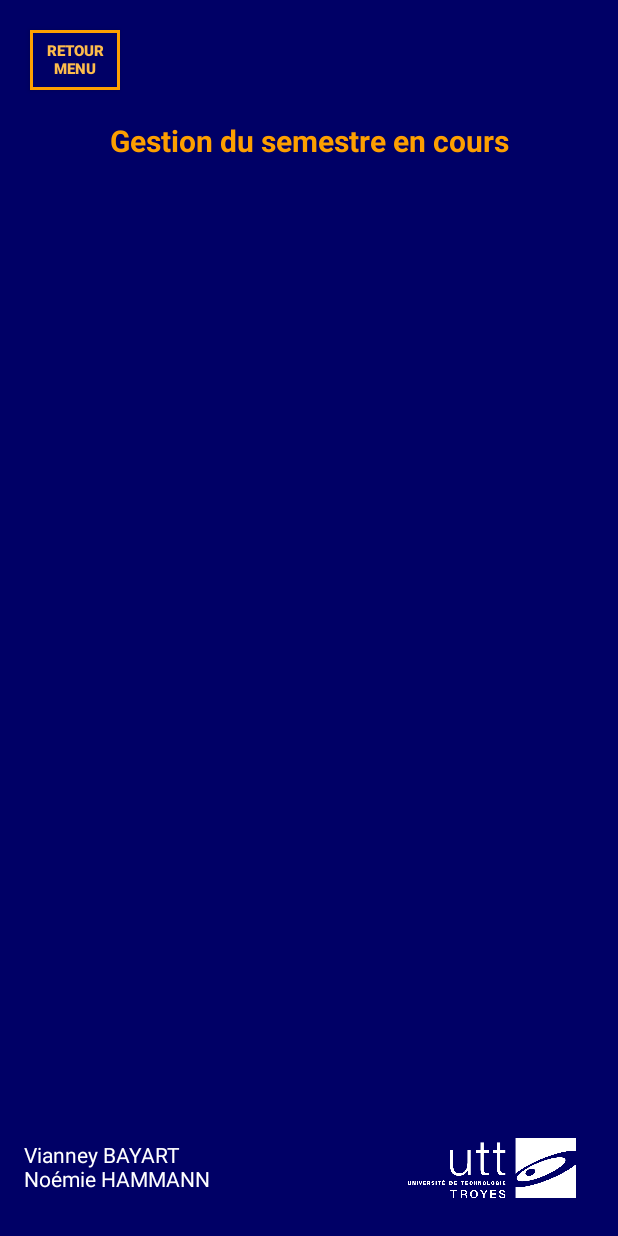
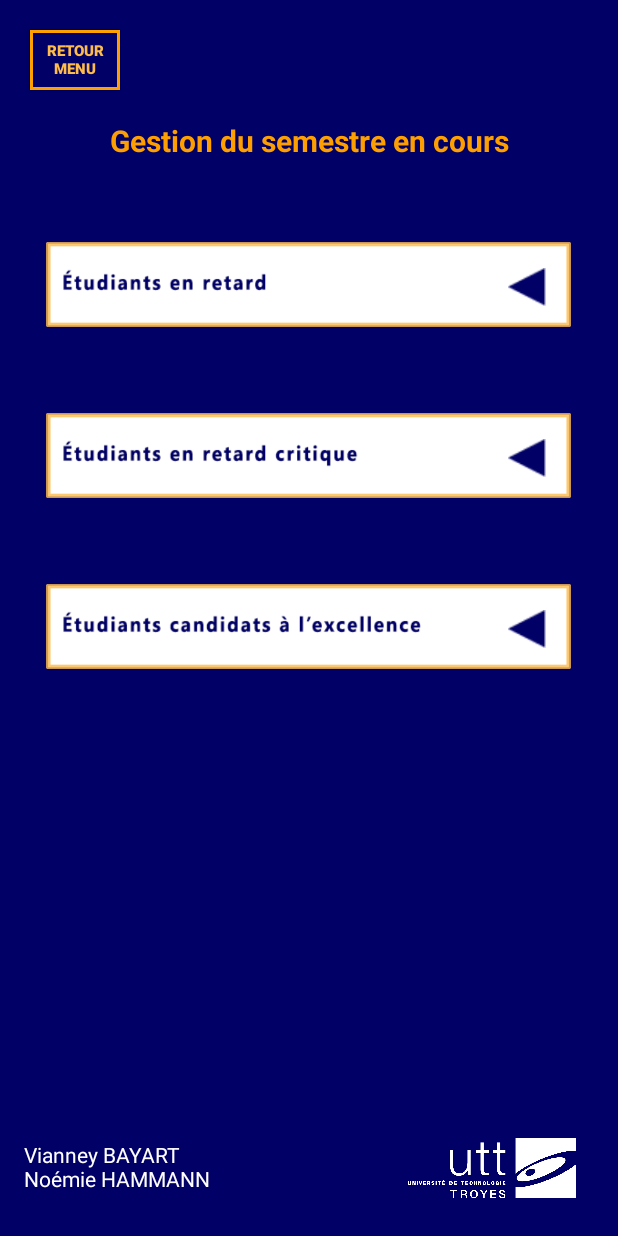
Before and after one commit to noemiehammann/eg23app, an Android app: the GestionDuSemestreEnCours screen opened directly, with no data from a screen before it, on a phone screen of 412 x 824 dp. Run offline under Robolectric (Android 15) with nearby library versions, the phone set to English and light mode, and no system bars.

```diff
--- a/Livrable2/app/src/main/AndroidManifest.xml
+++ b/Livrable2/app/src/main/AndroidManifest.xml
@@ -9,7 +9,8 @@
         android:roundIcon="@mipmap/ic_launcher_round"
         android:supportsRtl="true"
         android:theme="@style/Livrable2">
-        <activity android:name=".Repartition2"></activity>
+        <activity android:name=".Gestion2"></activity>
+        <activity android:name=".Repartition2" />
         <activity android:name=".StatistiquesmainActivity" />
         <activity android:name=".GestionDesUesGraphiques" />
         <activity android:name=".StatistiquesFlux" />
--- a/Livrable2/app/src/main/java/fr/eg23/livrable2/GestionDuSemestreEnCours.java
+++ b/Livrable2/app/src/main/java/fr/eg23/livrable2/GestionDuSemestreEnCours.java
@@ -2,7 +2,10 @@ package fr.eg23.livrable2;
 
 import androidx.appcompat.app.AppCompatActivity;
 
+import android.content.Intent;
 import android.os.Bundle;
+import android.view.View;
+import android.widget.Button;
 
 public class GestionDuSemestreEnCours extends AppCompatActivity {
 
@@ -10,5 +13,52 @@ public class GestionDuSemestreEnCours extends AppCompatActivity {
     protected void onCreate(Bundle savedInstanceState) {
         super.onCreate(savedInstanceState);
         setContentView(R.layout.activity_gestion_du_semestre_en_cours);
+
+        //ouverture 1er diagramme
+        final Button ouverturebutton3= (Button) findViewById(R.id.buttondiagramme3);
+        // Création d’un évènement qui attend un clic sur le bouton
+        ouverturebutton3.setOnClickListener(new View.OnClickListener() {
+            @Override
+            public void onClick(View v) { // fonction déclenchée sur le clic du bouton
+                Intent intent = new Intent(GestionDuSemestreEnCours.this, Gestion2.class);
+                // Exécution de l’activité : ouverture de la fenêtre
+                startActivity(intent);
+            }
+        });
+
+        //ouverture 2ème diagramme diagramme
+        final Button ouverturebutton4= (Button) findViewById(R.id.buttondiagramme4);
+        // Création d’un évènement qui attend un clic sur le bouton
+        ouverturebutton4.setOnClickListener(new View.OnClickListener() {
+            @Override
+            public void onClick(View v) { // fonction déclenchée sur le clic du bouton
+                Intent intent = new Intent(GestionDuSemestreEnCours.this, Gestion2.class);
+                // Exécution de l’activité : ouverture de la fenêtre
+                startActivity(intent);
+            }
+        });
+
+        //ouverture 3ème diagramme diagramme
+        final Button ouverturebutton5= (Button) findViewById(R.id.buttondiagramme5);
+        // Création d’un évènement qui attend un clic sur le bouton
+        ouverturebutton5.setOnClickListener(new View.OnClickListener() {
+            @Override
+            public void onClick(View v) { // fonction déclenchée sur le clic du bouton
+                Intent intent = new Intent(GestionDuSemestreEnCours.this, Gestion2.class);
+                // Exécution de l’activité : ouverture de la fenêtre
+                startActivity(intent);
+            }
+        });
+
+        //retour menu
+        final Button retourMenu= (Button) findViewById(R.id.retourMenu);
+        // Création d’un évènement qui attend un clic sur le bouton
+        retourMenu.setOnClickListener(new View.OnClickListener() {
+            @Override
+            public void onClick(View v) { // fonction déclenchée sur le clic du bouton
+                finish();
+            }
+        });
+
     }
 }
--- a/Livrable2/app/src/main/java/fr/eg23/livrable2/RepartitionDesEtudiants.java
+++ b/Livrable2/app/src/main/java/fr/eg23/livrable2/RepartitionDesEtudiants.java
@@ -34,6 +34,8 @@ public class RepartitionDesEtudiants extends AppCompatActivity {
             @Override
             public void onClick(View v) { // fonction déclenchée sur le clic du bouton
                 Intent intent = new Intent(RepartitionDesEtudiants.this, Repartition2.class);
+                // Exécution de l’activité : ouverture de la fenêtre
+                startActivity(intent);
             }
         });
 
--- a/Livrable2/app/src/main/java/fr/eg23/livrable2/StatistiquesmainActivity.java
+++ b/Livrable2/app/src/main/java/fr/eg23/livrable2/StatistiquesmainActivity.java
@@ -35,6 +35,8 @@ public class StatistiquesmainActivity extends AppCompatActivity {
             @Override
             public void onClick(View v) { // fonction déclenchée sur le clic du bouton
                 Intent intent = new Intent(StatistiquesmainActivity.this, StatistiquesFlux.class);
+                // Exécution de l’activité : ouverture de la fenêtre
+                startActivity(intent);
             }
         });
 
--- a/Livrable2/app/src/main/res/layout/activity_gestion_du_semestre_en_cours.xml
+++ b/Livrable2/app/src/main/res/layout/activity_gestion_du_semestre_en_cours.xml
@@ -1,12 +1,79 @@
 <?xml version="1.0" encoding="utf-8"?>
+
 <androidx.constraintlayout.widget.ConstraintLayout xmlns:android="http://schemas.android.com/apk/res/android"
     xmlns:app="http://schemas.android.com/apk/res-auto"
     xmlns:tools="http://schemas.android.com/tools"
     android:layout_width="match_parent"
     android:layout_height="match_parent"
+    tools:context=".GestionDesUesGraphiques"
     android:background="@color/darkblue"
-    android:forceDarkAllowed="false"
-    tools:context=".StatistiquesFlux">
+    android:forceDarkAllowed="false">
+
+    <ImageView
+        android:id="@+id/diagramme3"
+        android:layout_width="350dp"
+        android:layout_height="wrap_content"
+        android:layout_marginTop="35dp"
+        app:layout_constraintEnd_toEndOf="parent"
+        app:layout_constraintHorizontal_bias="0.495"
+        app:layout_constraintStart_toStartOf="parent"
+        app:layout_constraintTop_toBottomOf="@+id/titre"
+        app:srcCompat="@drawable/retardetu" />
+
+    <Button
+        android:id="@+id/buttondiagramme3"
+        android:layout_width="25dp"
+        android:layout_height="25dp"
+        android:layout_marginStart="308dp"
+        android:layout_marginLeft="308dp"
+        android:layout_marginTop="36dp"
+        android:background="@drawable/fleche"
+        app:layout_constraintStart_toStartOf="@+id/diagramme3"
+        app:layout_constraintTop_toTopOf="@+id/diagramme3" />
+
+    <ImageView
+        android:id="@+id/diagramme4"
+        android:layout_width="350dp"
+        android:layout_height="wrap_content"
+        android:layout_marginTop="20dp"
+        app:layout_constraintEnd_toEndOf="parent"
+        app:layout_constraintHorizontal_bias="0.491"
+        app:layout_constraintStart_toStartOf="parent"
+        app:layout_constraintTop_toBottomOf="@+id/diagramme3"
+        app:srcCompat="@drawable/retardcritiqueetu" />
+
+    <ImageView
+        android:id="@+id/diagramme5"
+        android:layout_width="350dp"
+        android:layout_height="wrap_content"
+        android:layout_marginTop="20dp"
+        app:layout_constraintEnd_toEndOf="parent"
+        app:layout_constraintHorizontal_bias="0.491"
+        app:layout_constraintStart_toStartOf="parent"
+        app:layout_constraintTop_toBottomOf="@+id/diagramme4"
+        app:srcCompat="@drawable/escellenceetu" />
+
+    <Button
+        android:id="@+id/buttondiagramme5"
+        android:layout_width="25dp"
+        android:layout_height="25dp"
+        android:layout_marginStart="308dp"
+        android:layout_marginLeft="308dp"
+        android:layout_marginTop="36dp"
+        android:background="@drawable/fleche"
+        app:layout_constraintStart_toStartOf="@+id/diagramme5"
+        app:layout_constraintTop_toTopOf="@+id/diagramme5" />
+
+    <Button
+        android:id="@+id/buttondiagramme4"
+        android:layout_width="25dp"
+        android:layout_height="25dp"
+        android:layout_marginStart="308dp"
+        android:layout_marginLeft="308dp"
+        android:layout_marginTop="36dp"
+        android:background="@drawable/fleche"
+        app:layout_constraintStart_toStartOf="@+id/diagramme4"
+        app:layout_constraintTop_toTopOf="@+id/diagramme4" />
 
     <!--footer -->
     <ImageView
@@ -34,20 +101,6 @@
         app:layout_constraintTop_toTopOf="parent"
         app:layout_constraintVertical_bias="0.964" />
 
-    <TextView
-        android:id="@+id/titre"
-        android:layout_width="wrap_content"
-        android:layout_height="wrap_content"
-        android:layout_marginTop="80dp"
-        android:text="Gestion du semestre en cours"
-        android:textColor="@color/orange"
-        android:textSize="20sp"
-        android:textStyle="bold"
-        app:layout_constraintEnd_toEndOf="parent"
-        app:layout_constraintStart_toStartOf="parent"
-        app:layout_constraintTop_toTopOf="parent" />
-
-
     <!--bouton retour-->
     <Button
         android:id="@+id/retourMenu"
@@ -64,4 +117,17 @@
         app:layout_constraintTop_toTopOf="parent"
         android:layout_marginLeft="20dp" />
 
+    <TextView
+        android:id="@+id/titre"
+        android:layout_width="wrap_content"
+        android:layout_height="wrap_content"
+        android:layout_marginTop="80dp"
+        android:text="Gestion du semestre en cours"
+        android:textColor="@color/orange"
+        android:textSize="20sp"
+        android:textStyle="bold"
+        app:layout_constraintEnd_toEndOf="parent"
+        app:layout_constraintStart_toStartOf="parent"
+        app:layout_constraintTop_toTopOf="parent" />
+
 </androidx.constraintlayout.widget.ConstraintLayout>
```
Also changed, not shown: Livrable2/app/src/main/java/fr/eg23/livrable2/Gestion2.java (added, +54 -0 lines), Livrable2/app/src/main/java/fr/eg23/livrable2/GestionDesEnseignants.java (+39 -4 lines), Livrable2/app/src/main/java/fr/eg23/livrable2/GestionDesUes.java (+2 -7 lines), Livrable2/app/src/main/res/layout/activity_gestion2.xml (added, +110 -0 lines), Livrable2/app/src/main/res/layout/activity_gestion_des_enseignants.xml (+15 -27 lines), Livrable2/app/src/main/res/drawable/escellenceetu.png (added), Livrable2/app/src/main/res/drawable/retardcritiqueetu.png (added), Livrable2/app/src/main/res/drawable/retardcs.png (added), Livrable2/app/src/main/res/drawable/retardetu.png (added), Livrable2/app/src/main/res/drawable/retardmax.png (added), Livrable2/app/src/main/res/drawable/retardtm.png (added), 91 other files.
